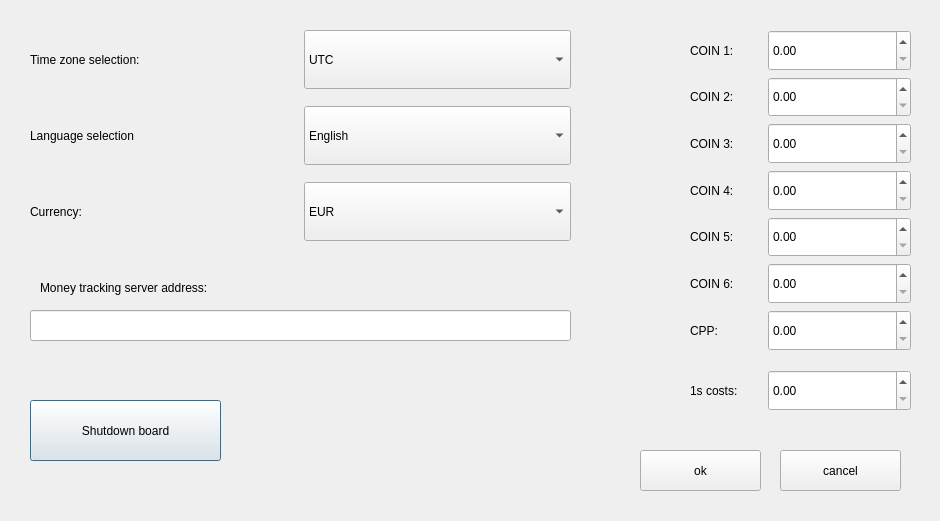
Above: blue-app/ui/Settings.ui from matus-u/sz-bluetooth before the change. Below: the same form after it.
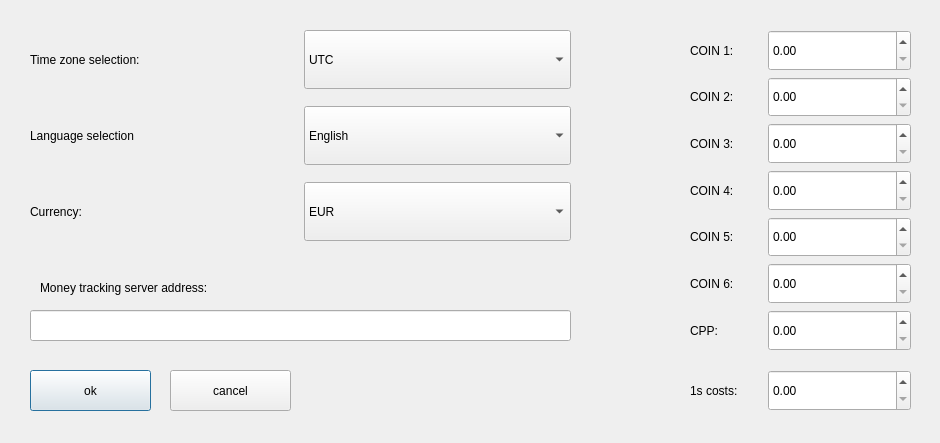
That is the form after the change.

```diff
--- a/blue-app/ui/Settings.ui
+++ b/blue-app/ui/Settings.ui
@@ -7,25 +7,12 @@
     <x>0</x>
     <y>0</y>
     <width>940</width>
-    <height>521</height>
+    <height>443</height>
    </rect>
   </property>
   <property name="windowTitle">
    <string>Dialog</string>
   </property>
-  <widget class="QPushButton" name="shutDownButton">
-   <property name="geometry">
-    <rect>
-     <x>30</x>
-     <y>400</y>
-     <width>191</width>
-     <height>61</height>
-    </rect>
-   </property>
-   <property name="text">
-    <string>Shutdown board</string>
-   </property>
-  </widget>
   <widget class="QWidget" name="gridLayoutWidget">
    <property name="geometry">
     <rect>
@@ -163,8 +150,8 @@
   <widget class="QPushButton" name="okButton">
    <property name="geometry">
     <rect>
-     <x>640</x>
-     <y>450</y>
+     <x>30</x>
+     <y>370</y>
      <width>121</width>
      <height>41</height>
     </rect>
@@ -176,8 +163,8 @@
   <widget class="QPushButton" name="cancelButton">
    <property name="geometry">
     <rect>
-     <x>780</x>
-     <y>450</y>
+     <x>170</x>
+     <y>370</y>
      <width>121</width>
      <height>41</height>
     </rect>
```
